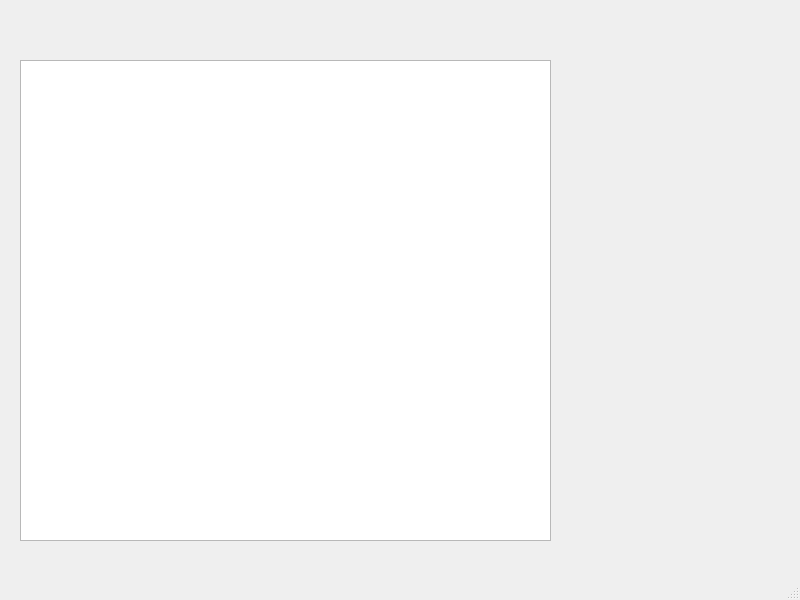
This is src/mainwindow.ui in zinsmatt/Graph as Qt 5 draws it before an edit. The edited form follows.
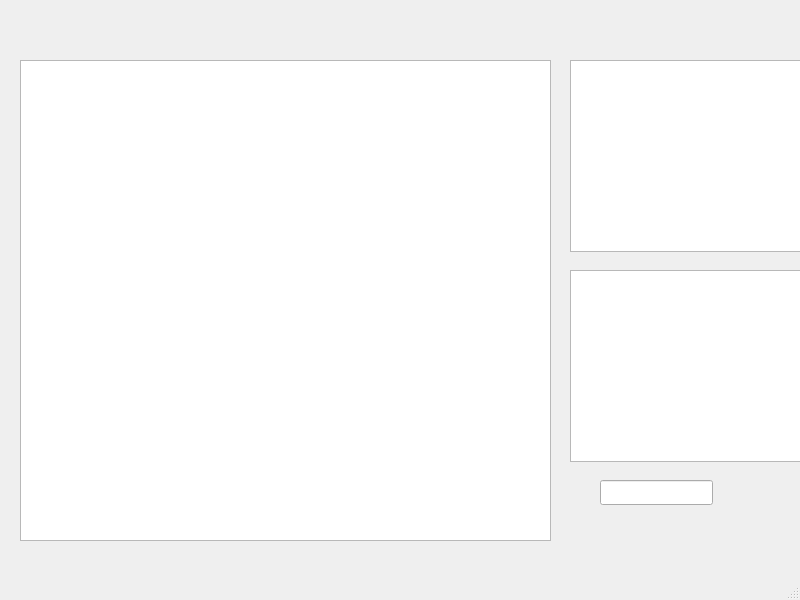
This is the edited form.

Commit message: ajout list node / edge + debut add edge

What changed in the file:
```diff
--- a/src/mainwindow.ui
+++ b/src/mainwindow.ui
@@ -23,6 +23,45 @@
       <height>481</height>
      </rect>
     </property>
+    <property name="backgroundBrush">
+     <brush brushstyle="SolidPattern">
+      <color alpha="255">
+       <red>0</red>
+       <green>0</green>
+       <blue>0</blue>
+      </color>
+     </brush>
+    </property>
+   </widget>
+   <widget class="QListWidget" name="nodes">
+    <property name="geometry">
+     <rect>
+      <x>570</x>
+      <y>60</y>
+      <width>256</width>
+      <height>192</height>
+     </rect>
+    </property>
+   </widget>
+   <widget class="QListWidget" name="edges">
+    <property name="geometry">
+     <rect>
+      <x>570</x>
+      <y>270</y>
+      <width>256</width>
+      <height>192</height>
+     </rect>
+    </property>
+   </widget>
+   <widget class="QLineEdit" name="edgeInput">
+    <property name="geometry">
+     <rect>
+      <x>600</x>
+      <y>480</y>
+      <width>113</width>
+      <height>25</height>
+     </rect>
+    </property>
    </widget>
   </widget>
   <widget class="QMenuBar" name="menubar">
```
Left out of the diff: 2 changed lines with no effect on the pictures. The commit also changes 4 other files.
